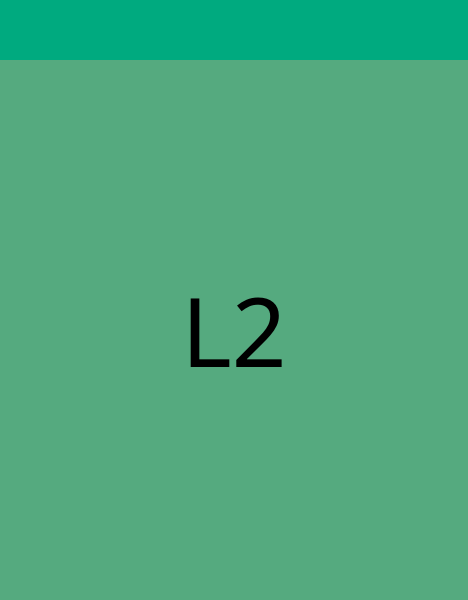
This is L2AutoHideWidget/l2framelessmainwindow.ui in l2m2/L2AutoHideWidget as Qt 5 draws it before an edit. The edited form follows.
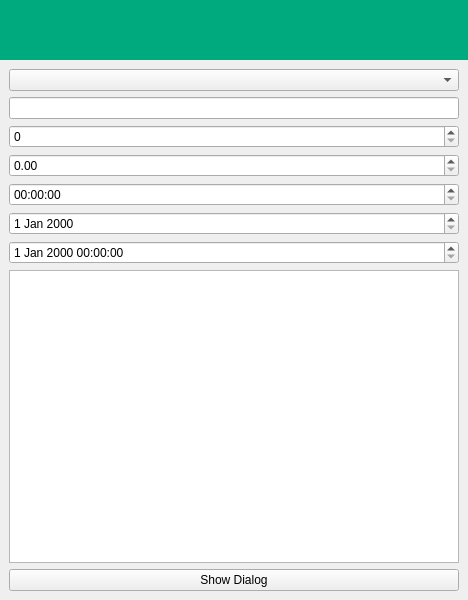
This is the edited form. Custom widgets are drawn as their Qt base class.

Diff of the .ui file:
```diff
--- a/L2AutoHideWidget/l2framelessmainwindow.ui
+++ b/L2AutoHideWidget/l2framelessmainwindow.ui
@@ -58,22 +58,37 @@
     <item>
      <widget class="QWidget" name="mainWidget" native="true">
       <property name="styleSheet">
-       <string notr="true">background-color: rgb(85, 170, 127);</string>
+       <string notr="true"/>
       </property>
-      <layout class="QHBoxLayout" name="horizontalLayout">
+      <layout class="QVBoxLayout" name="verticalLayout_2">
        <item>
-        <widget class="QLabel" name="label">
-         <property name="font">
-          <font>
-           <family>Agency FB</family>
-           <pointsize>72</pointsize>
-          </font>
-         </property>
+        <widget class="QComboBox" name="comboBox"/>
+       </item>
+       <item>
+        <widget class="QLineEdit" name="lineEdit"/>
+       </item>
+       <item>
+        <widget class="QSpinBox" name="spinBox"/>
+       </item>
+       <item>
+        <widget class="QDoubleSpinBox" name="doubleSpinBox"/>
+       </item>
+       <item>
+        <widget class="QTimeEdit" name="timeEdit"/>
+       </item>
+       <item>
+        <widget class="QDateEdit" name="dateEdit"/>
+       </item>
+       <item>
+        <widget class="QDateTimeEdit" name="dateTimeEdit"/>
+       </item>
+       <item>
+        <widget class="QTextEdit" name="textEdit"/>
+       </item>
+       <item>
+        <widget class="QPushButton" name="pushButton">
          <property name="text">
-          <string>L2</string>
-         </property>
-         <property name="alignment">
-          <set>Qt::AlignCenter</set>
+          <string>Show Dialog</string>
          </property>
         </widget>
        </item>
```
